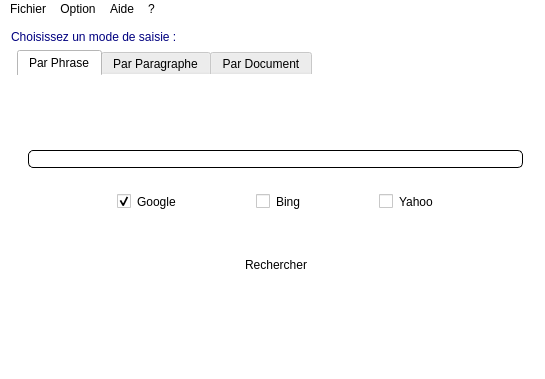
Lorette/Antiplagiat, file Prototypes/AntiPlagia/src/Antiplagia/Formulaires/ihm.ui: the form before one commit.
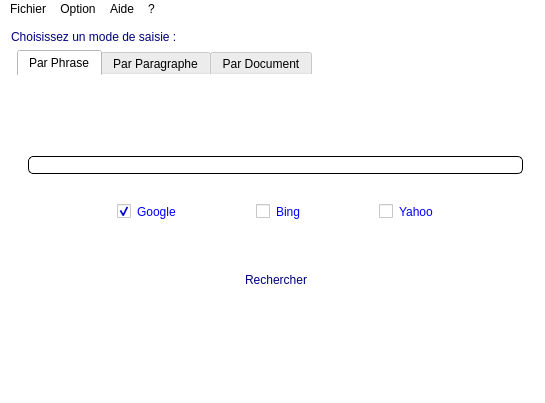
The form after the commit. The open tabs and pages were chosen to show the change. Icons and pictures are not drawn.

Patch:
```diff
--- a/Prototypes/AntiPlagia/src/Antiplagia/Formulaires/ihm.ui
+++ b/Prototypes/AntiPlagia/src/Antiplagia/Formulaires/ihm.ui
@@ -7,7 +7,7 @@
     <x>0</x>
     <y>0</y>
     <width>545</width>
-    <height>379</height>
+    <height>403</height>
    </rect>
   </property>
   <property name="windowTitle">
@@ -80,7 +80,7 @@
             <property name="title">
              <string/>
             </property>
-            <layout class="QVBoxLayout" name="verticalLayout_4">
+            <layout class="QHBoxLayout" name="horizontalLayout_4">
              <item>
               <layout class="QHBoxLayout" name="horizontalLayout">
                <property name="spacing">
@@ -107,6 +107,10 @@
                  <property name="enabled">
                   <bool>true</bool>
                  </property>
+                 <property name="styleSheet">
+                  <string notr="true">color: rgb(0, 0, 255);
+font: italic 12pt &quot;Monotype Corsiva&quot;;</string>
+                 </property>
                  <property name="text">
                   <string>Google</string>
                  </property>
@@ -134,7 +138,8 @@
                   <bool>true</bool>
                  </property>
                  <property name="styleSheet">
-                  <string notr="true"/>
+                  <string notr="true">color: rgb(0, 0, 255);
+font: italic 12pt &quot;Monotype Corsiva&quot;;</string>
                  </property>
                  <property name="text">
                   <string>Bing</string>
@@ -159,6 +164,10 @@
                  <property name="enabled">
                   <bool>true</bool>
                  </property>
+                 <property name="styleSheet">
+                  <string notr="true">color: rgb(0, 0, 255);
+font: italic 12pt &quot;Monotype Corsiva&quot;;</string>
+                 </property>
                  <property name="text">
                   <string>Yahoo</string>
                  </property>
@@ -187,6 +196,10 @@
             <layout class="QGridLayout" name="gridLayout_3">
              <item row="0" column="1">
               <widget class="QPushButton" name="pushButton">
+               <property name="styleSheet">
+                <string notr="true">font: italic 14pt &quot;Monotype Corsiva&quot;;
+color: rgb(0, 0, 127);</string>
+               </property>
                <property name="text">
                 <string>Rechercher</string>
                </property>
```
Left out of the diff: 26 changed lines with no effect on the pictures.
